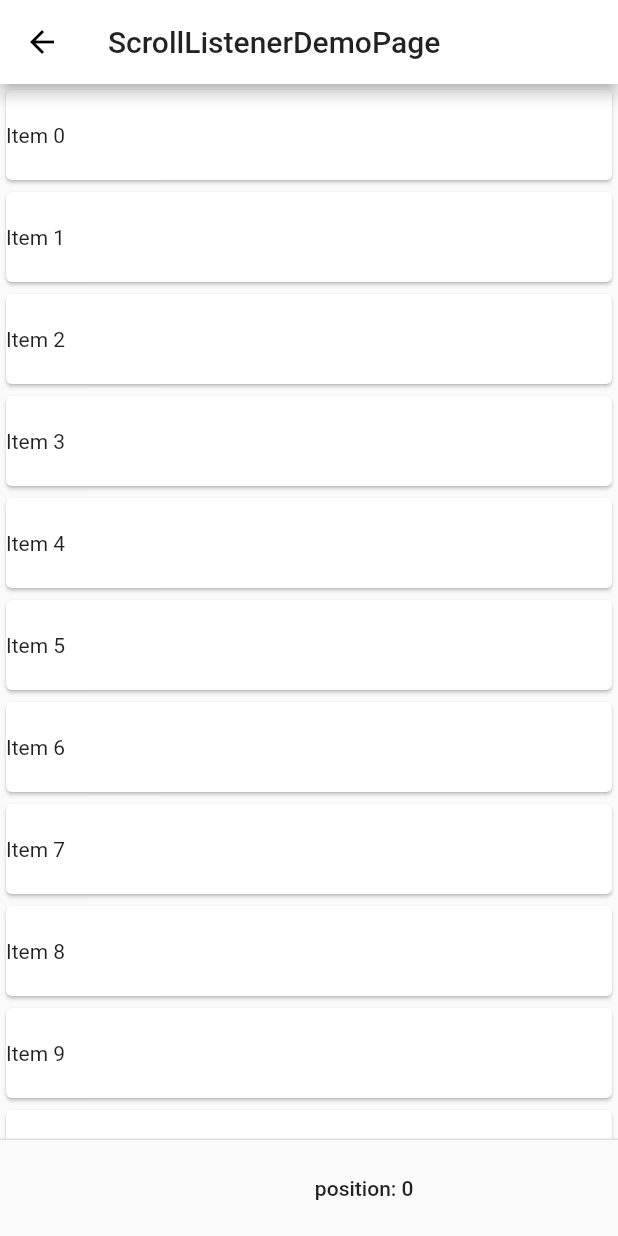
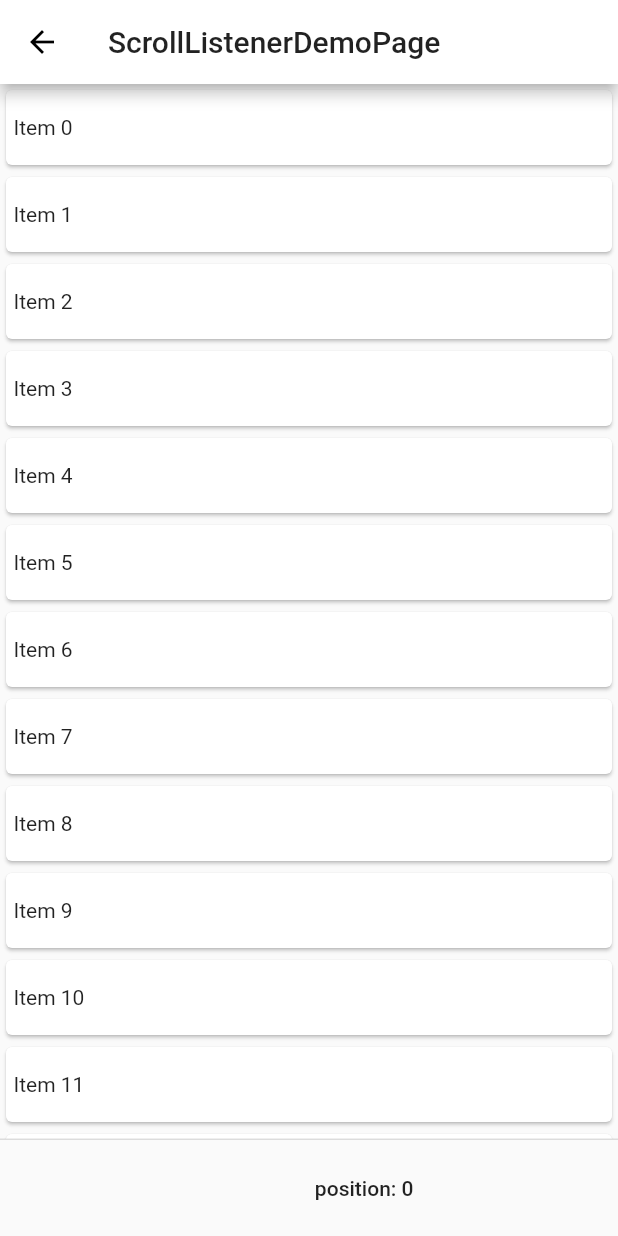
Before and after one commit to falstack/greedy, a Flutter app: the ScrollControllerDemo screen opened directly, on a phone screen of 412 x 824 dp. Run offline on Flutter 3.47's test engine with Material 2 defaults, Android fonts, the phone set to English and light mode, and no system bars; our stand-ins replace fluro; missing offline and left inert: flutter_webview_plugin; statements that could not run were skipped.

Commit message:
add: scroller Controller

```diff
--- a/lib/views/demo/controller_scroll.dart
+++ b/lib/views/demo/controller_scroll.dart
@@ -1,4 +1,5 @@
 import 'package:flutter/material.dart';
+import 'dart:math' as math;
 
 class ScrollControllerDemo extends StatefulWidget {
   ScrollControllerDemo({Key key}) : super(key: key);
@@ -8,16 +9,39 @@ class ScrollControllerDemo extends StatefulWidget {
 }
 
 class _ScrollControllerDemoState extends State<ScrollControllerDemo> {
+  GlobalKey scrollKey = GlobalKey();
+
   final ScrollController _scrollController = ScrollController();
 
   bool isEnd = false;
+
+  List<_ItemModel> dataList = List();
 
   double offset = 0;
 
   String notify = '';
 
+  _scrollToIndex() {
+    var key = dataList[12];
+
+    ///获取 renderBox
+    RenderBox renderBox = key.globalKey.currentContext.findRenderObject();
+
+    ///获取位置偏移，基于 ancestor: SingleChildScrollView 的 RenderObject()
+    double dy = renderBox.localToGlobal(Offset.zero, ancestor: scrollKey.currentContext.findRenderObject()).dy;
+
+    ///计算真实位移
+    var offset = dy + _scrollController.offset;
+
+    _scrollController.animateTo(offset, duration: Duration(milliseconds: 500), curve: Curves.linear);
+  }
+
   @override
   void initState() {
+    dataList.clear();
+    for (int i = 0; i < 100; i++) {
+      dataList.add(new _ItemModel(i));
+    }
     super.initState();
     _scrollController.addListener(() {
       setState(() {
@@ -51,18 +75,14 @@ class _ScrollControllerDemoState extends State<ScrollControllerDemo> {
             });
             return false;
           },
-          child: ListView.builder(
+          child: SingleChildScrollView(
+            key: scrollKey,
             controller: _scrollController,
-            itemCount: 50,
-            itemBuilder: (context, index) {
-              return Card(
-                child: Container(
-                  height: 60,
-                  alignment: Alignment.centerLeft,
-                  child: Text("Item $index"),
-                ),
-              );
-            },
+            child: Column(
+              children: dataList.map<Widget>((data) {
+                return _CardItem(data, key: dataList[data.index].globalKey);
+              }).toList(),
+            ),
           ),
         ),
       ),
@@ -75,7 +95,9 @@ class _ScrollControllerDemoState extends State<ScrollControllerDemo> {
         ),
         Container(width: 0.3, height: 30.0),
         FlatButton(
-          onPressed: () {},
+          onPressed: () async {
+            _scrollToIndex();
+          },
           child: Text(notify),
         ),
         Visibility(
@@ -89,3 +111,37 @@ class _ScrollControllerDemoState extends State<ScrollControllerDemo> {
     );
   }
 }
+
+class _CardItem extends StatelessWidget {
+
+  final random = math.Random();
+
+  final _ItemModel data;
+
+  _CardItem(this.data, {key}) : super(key: key);
+
+  @override
+  Widget build(BuildContext context) {
+    return Card(
+      child: new Container(
+        height: data.height,
+        alignment: Alignment.centerLeft,
+        child: new Container(
+          margin: EdgeInsets.all(5),
+          child: new Text("Item ${data.index}"),
+        ),
+      ),
+    );
+  }
+}
+
+class _ItemModel {
+  ///这个key是关键
+  GlobalKey globalKey = new GlobalKey();
+
+  ///可以添加你的代码
+  final int index;
+  final double height = math.max(300 * math.Random().nextDouble(), 50.0);
+
+  _ItemModel(this.index);
+}
```
